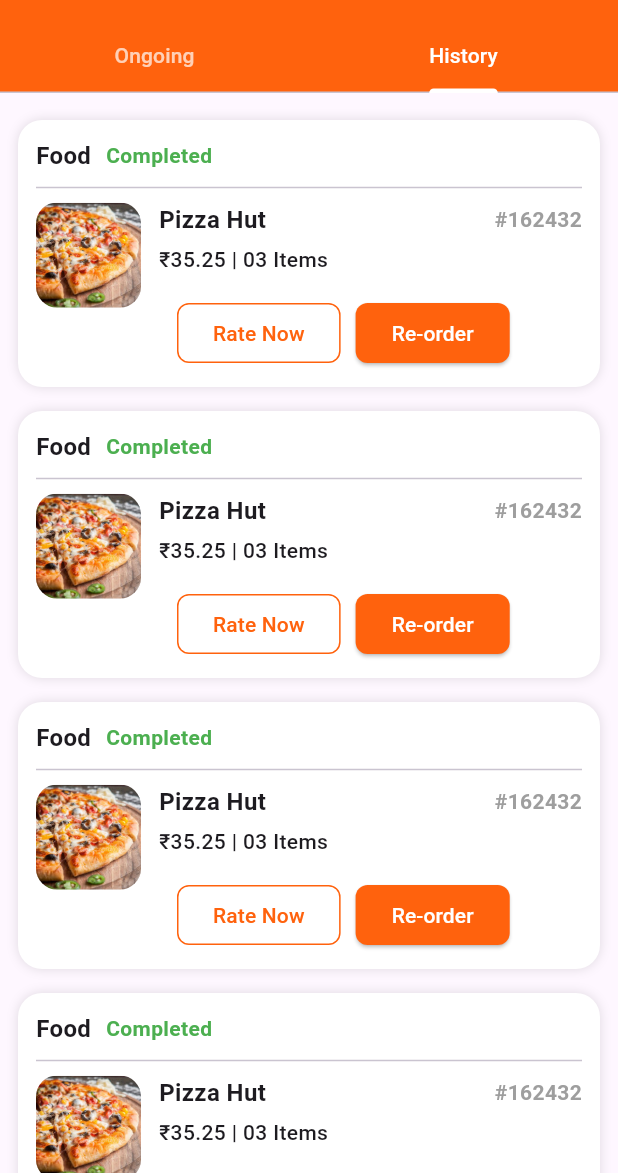
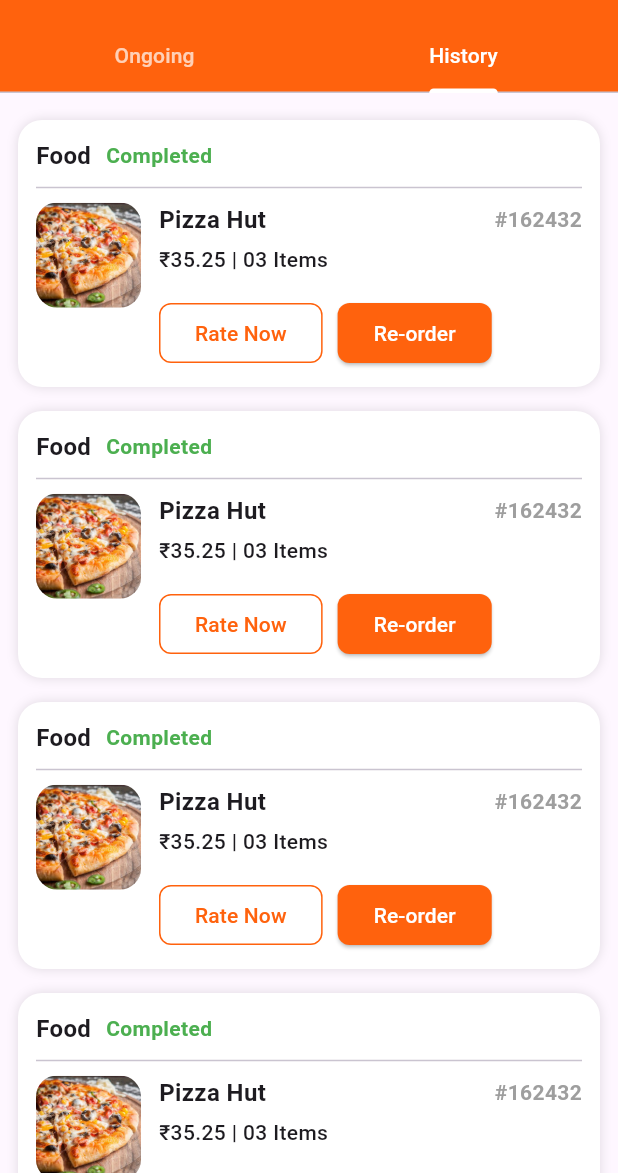
Before and after one commit to Purushottamji/zaykazone_project, a Flutter app: the OrdersScreen screen opened directly, tab 2 chosen, after a tap on "Rate Now", on a phone screen of 412 x 824 dp, the part 63-1236 px from its top. Run offline on Flutter 3.47's test engine with Material 3 defaults, Android fonts, the phone set to English and light mode, and no system bars; our stand-ins replace carousel_slider, flutter_rating_bar, flutter_screenutil, image_picker, shared_preferences, shimmer and 2 more; accounts and stored records are empty.

Commit message:
i updated in this app

```diff
--- a/lib/view/screens/orders/order_screen.dart
+++ b/lib/view/screens/orders/order_screen.dart
@@ -12,7 +12,7 @@
       child: SafeArea(
         child: Scaffold(
           appBar: AppBar(
-            backgroundColor: Color(0xffFF620D),
+            backgroundColor: const Color(0xffFF620D),
             elevation: 0,
             leading: const Icon(CupertinoIcons.back, color: Colors.white),
             title: const Text(
@@ -39,7 +39,6 @@
               ],
             ),
           ),
-
           body: const TabBarView(
             children: [
               _OngoingOrdersList(),
@@ -52,42 +51,12 @@
   }
 }
 
+//
+// ---------------- Ongoing Page ----------------
+//
+
 class _OngoingOrdersList extends StatelessWidget {
   const _OngoingOrdersList();
-
-  @override
-  Widget build(BuildContext context) {
-    return _OrdersBuilder(
-      statusColor: Color(0xffFF620D),
-      statusText: "Ongoing",
-      showTrackButton: true,
-    );
-  }
-}
-
-class _CompletedOrdersList extends StatelessWidget {
-  const _CompletedOrdersList();
-
-  @override
-  Widget build(BuildContext context) {
-    return _OrdersBuilder(
-      statusColor: Colors.green,
-      statusText: "Completed",
-      showTrackButton: false,
-    );
-  }
-}
-
-class _OrdersBuilder extends StatelessWidget {
-  final String statusText;
-  final Color statusColor;
-  final bool showTrackButton;
-
-  const _OrdersBuilder({
-    required this.statusText,
-    required this.statusColor,
-    required this.showTrackButton,
-  });
 
   @override
   Widget build(BuildContext context) {
@@ -95,34 +64,60 @@
       padding: const EdgeInsets.symmetric(vertical: 10),
       itemCount: 5,
       itemBuilder: (context, index) {
+        return _OngoingOrderCard();
+      },
+    );
+  }
+}
+
+
+
+class _CompletedOrdersList extends StatelessWidget {
+  const _CompletedOrdersList();
+
+  @override
+  Widget build(BuildContext context) {
+    return ListView.builder(
+      padding: const EdgeInsets.symmetric(vertical: 10),
+      itemCount: 5,
+      itemBuilder: (context, index) {
+        return _HistoryOrderCard();
+      },
+    );
+  }
+}
+
+
+
+class _OngoingOrderCard extends StatelessWidget {
+  @override
+  Widget build(BuildContext context) {
     return Container(
       margin: const EdgeInsets.symmetric(horizontal: 12, vertical: 8),
       padding: const EdgeInsets.all(12),
       decoration: BoxDecoration(
         color: Colors.white,
         borderRadius: BorderRadius.circular(16),
-            boxShadow: [
+        boxShadow: const [
           BoxShadow(color: Colors.black12, blurRadius: 6),
         ],
       ),
       child: Column(
         crossAxisAlignment: CrossAxisAlignment.start,
         children: [
+
           Row(
-                children: [
-                  const Text(
-                    "Food",
-                    style: TextStyle(fontSize: 16, fontWeight: FontWeight.bold),
+            children: const [
+              Text("Food",
+                  style: TextStyle(fontSize: 16, fontWeight: FontWeight.bold)),
+              SizedBox(width: 10),
+              Text(
+                "Ongoing",
+                style: TextStyle(
+                    color: Color(0xffFF620D),
+                    fontSize: 14,
+                    fontWeight: FontWeight.bold),
               ),
-                  const SizedBox(width: 10),
-                  Text(
-                    statusText,
-                    style: TextStyle(
-                      color: statusColor,
-                      fontSize: 14,
-                      fontWeight: FontWeight.bold,
-                    ),
-                  )
             ],
           ),
 
@@ -150,6 +145,7 @@
                 child: Column(
                   crossAxisAlignment: CrossAxisAlignment.start,
                   children: [
+
                     Row(
                       mainAxisAlignment: MainAxisAlignment.spaceBetween,
                       children: const [
@@ -161,8 +157,7 @@
                         Text(
                           "#162432",
                           style: TextStyle(
-                                  color: Colors.grey,
-                                  fontWeight: FontWeight.bold),
+                              color: Colors.grey, fontWeight: FontWeight.bold),
                         ),
                       ],
                     ),
@@ -171,15 +166,14 @@
 
                     const Text(
                       "₹35.25 | 03 Items",
-                          style: TextStyle(
-                              fontSize: 14, fontWeight: FontWeight.w500),
+                      style: TextStyle(fontSize: 14, fontWeight: FontWeight.w500),
                     ),
 
                     const SizedBox(height: 15),
 
+
                     Row(
                       children: [
-                            if (showTrackButton)
                         ElevatedButton(
                           onPressed: () {},
                           style: ElevatedButton.styleFrom(
@@ -189,16 +183,128 @@
                               borderRadius: BorderRadius.circular(8),
                             ),
                           ),
-                                child: const Text("Track Order"),
+                          child: const Text("TrackOr"),
+                        ),
+
+                        const SizedBox(width: 10),
+
+                        OutlinedButton(
+                          onPressed: () {},
+                          style: OutlinedButton.styleFrom(
+                            side: const BorderSide(color: Color(0xffFF620D)),
+                            shape: RoundedRectangleBorder(
+                              borderRadius: BorderRadius.circular(8),
+                            ),
+                          ),
+                          child: const Text(
+                            "Rate Now",
+                            style: TextStyle(color: Color(0xffFF620D)),
+                          ),
+                        ),
+                      ],
+                    ),
+                  ],
+                ),
+              ),
+            ],
+          ),
+        ],
+      ),
+    );
+  }
+}
+
+
+class _HistoryOrderCard extends StatelessWidget {
+  @override
+  Widget build(BuildContext context) {
+    return Container(
+      margin: const EdgeInsets.symmetric(horizontal: 12, vertical: 8),
+      padding: const EdgeInsets.all(12),
+      decoration: BoxDecoration(
+        color: Colors.white,
+        borderRadius: BorderRadius.circular(16),
+        boxShadow: const [
+          BoxShadow(color: Colors.black12, blurRadius: 6),
+        ],
+      ),
+      child: Column(
+        crossAxisAlignment: CrossAxisAlignment.start,
+        children: [
+
+          Row(
+            children: const [
+              Text("Food",
+                  style: TextStyle(fontSize: 16, fontWeight: FontWeight.bold)),
+              SizedBox(width: 10),
+              Text(
+                "Completed",
+                style: TextStyle(
+                    color: Colors.green,
+                    fontSize: 14,
+                    fontWeight: FontWeight.bold),
+              ),
+            ],
+          ),
+
+          const Divider(height: 20),
+
+          Row(
+            crossAxisAlignment: CrossAxisAlignment.start,
+            children: [
+
+              ClipRRect(
+                borderRadius: BorderRadius.circular(14),
+                child: Container(
+                  width: 70,
+                  height: 70,
+                  color: Colors.grey.shade300,
+                  child: Image.asset(
+                    "assets/images/pizza1.jpg",
+                    fit: BoxFit.cover,
+                  ),
+                ),
               ),
 
               const SizedBox(width: 12),
 
+              Expanded(
+                child: Column(
+                  crossAxisAlignment: CrossAxisAlignment.start,
+                  children: [
+
+                    Row(
+                      mainAxisAlignment: MainAxisAlignment.spaceBetween,
+                      children: const [
+                        Text(
+                          "Pizza Hut",
+                          style: TextStyle(
+                              fontSize: 16, fontWeight: FontWeight.bold),
+                        ),
+                        Text(
+                          "#162432",
+                          style: TextStyle(
+                              color: Colors.grey, fontWeight: FontWeight.bold),
+                        ),
+                      ],
+                    ),
+
+                    const SizedBox(height: 5),
+
+                    const Text(
+                      "₹35.25 | 03 Items",
+                      style: TextStyle(fontSize: 14, fontWeight: FontWeight.w500),
+                    ),
+
+                    const SizedBox(height: 15),
+
+                    Wrap(
+                      spacing: 10,
+                      children: [
                         OutlinedButton(
                           onPressed: () {},
                           style: OutlinedButton.styleFrom(
-                                side: const BorderSide(
-                                    color: Color(0xffFF620D)),
+                            side: const BorderSide(color: Color(0xffFF620D)),
                             shape: RoundedRectangleBorder(
                               borderRadius: BorderRadius.circular(8),
                             ),
@@ -209,8 +315,6 @@
                           ),
                         ),
 
-                            if (!showTrackButton) ...[
-                              const SizedBox(width: 10),
                         ElevatedButton(
                           onPressed: () {
                             Navigator.push(
@@ -223,13 +327,13 @@
                           },
                           style: ElevatedButton.styleFrom(
                             backgroundColor: Color(0xffFF620D),
+                            shape: RoundedRectangleBorder(
+                              borderRadius: BorderRadius.circular(8),
+                            ),
                             foregroundColor: Colors.white,
-                                  shape: RoundedRectangleBorder(
-                                      borderRadius: BorderRadius.circular(8)),
                           ),
                           child: const Text("Re-order"),
                         ),
-                            ],
                       ],
                     ),
                   ],
@@ -240,7 +344,5 @@
         ],
       ),
     );
-      },
-    );
   }
 }
```
Lines whose indentation alone changed are shown as unchanged.
